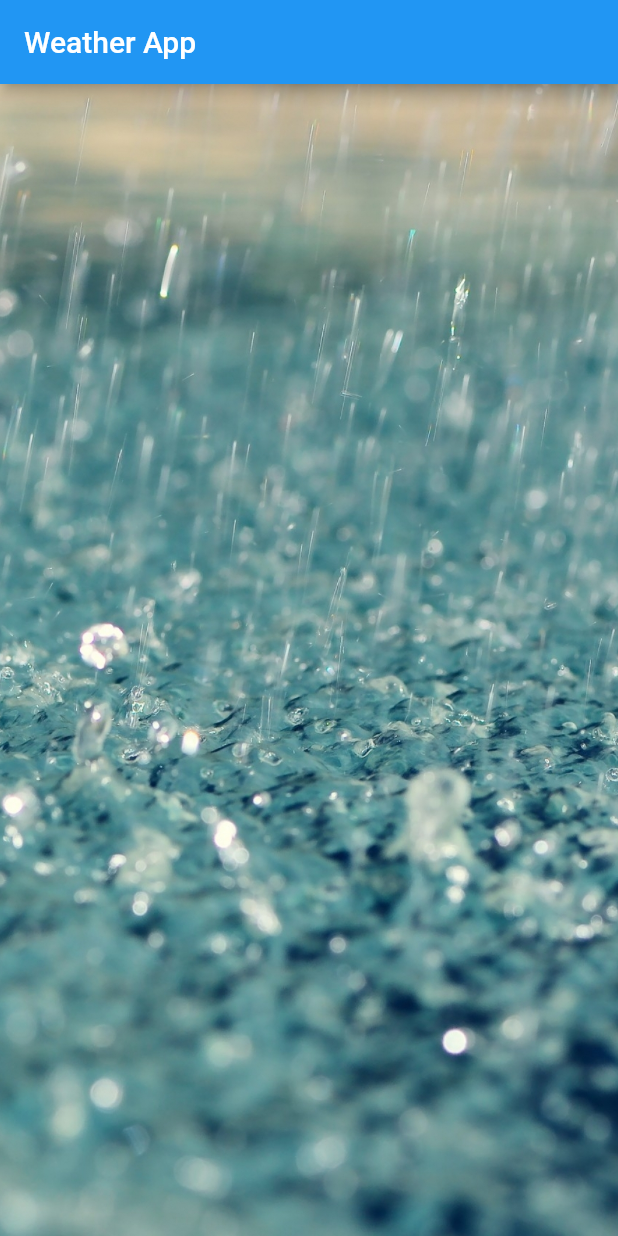
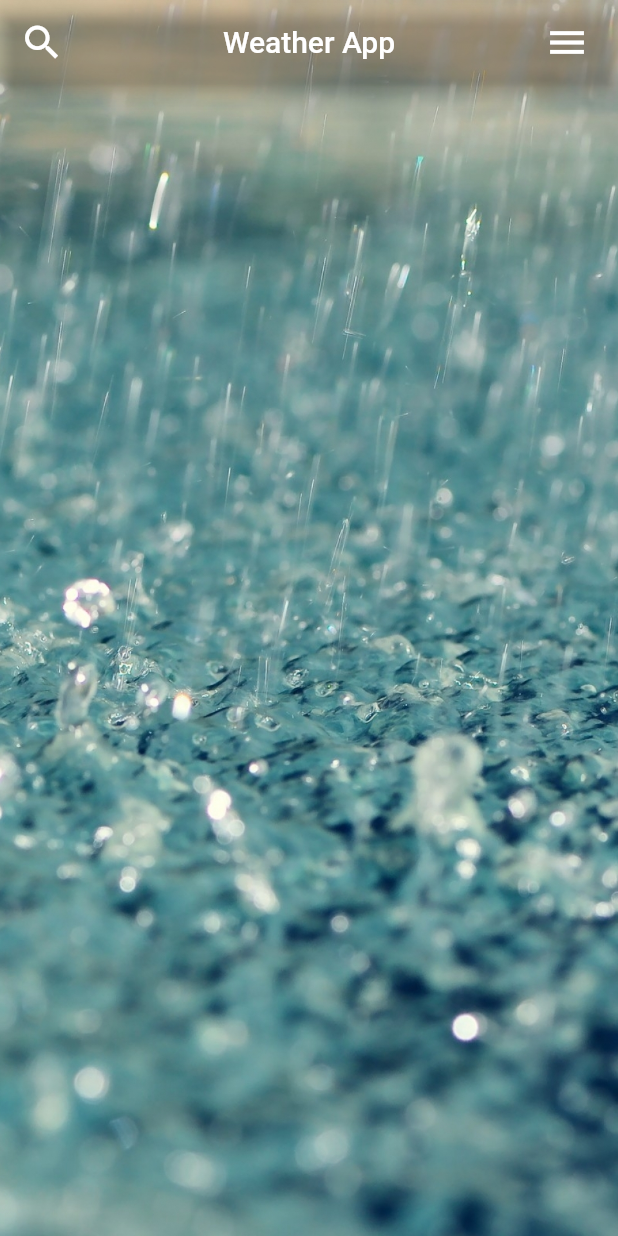
Before and after one commit to JAVABAUM/flutter_weatherapp, a Flutter app: the screen it shows after launch, on a phone screen of 412 x 824 dp. Run offline on Flutter 3.47's test engine with Material 2 defaults, Android fonts, the phone set to English and light mode, and no system bars.

Commit message:
some buttons

```diff
--- a/flutter_app/lib/screens/weatherapp.dart
+++ b/flutter_app/lib/screens/weatherapp.dart
@@ -4,8 +4,32 @@ class WeatherApp extends StatelessWidget {
   @override
   Widget build(BuildContext context) {
     return Scaffold(
+      extendBodyBehindAppBar: true,
       appBar: AppBar(
-        title: Text('Weather App'),
+        centerTitle: true,
+        title: const Text('Weather App'),
+        backgroundColor: Colors.transparent,
+        leading: IconButton(
+          icon: const Icon(
+            Icons.search,
+            size: 30,
+            color: Colors.white,
+          ),
+          onPressed: () {},
+        ),
+        actions: [
+          Container(
+            margin: const EdgeInsets.fromLTRB(0, 0, 10, 0),
+            child: IconButton(
+              icon: const Icon(
+                Icons.menu,
+                size: 30,
+                color: Colors.white,
+              ),
+              onPressed: () {},
+            ),
+          )
+        ],
       ),
       body: Container(
         child: Stack(
```
